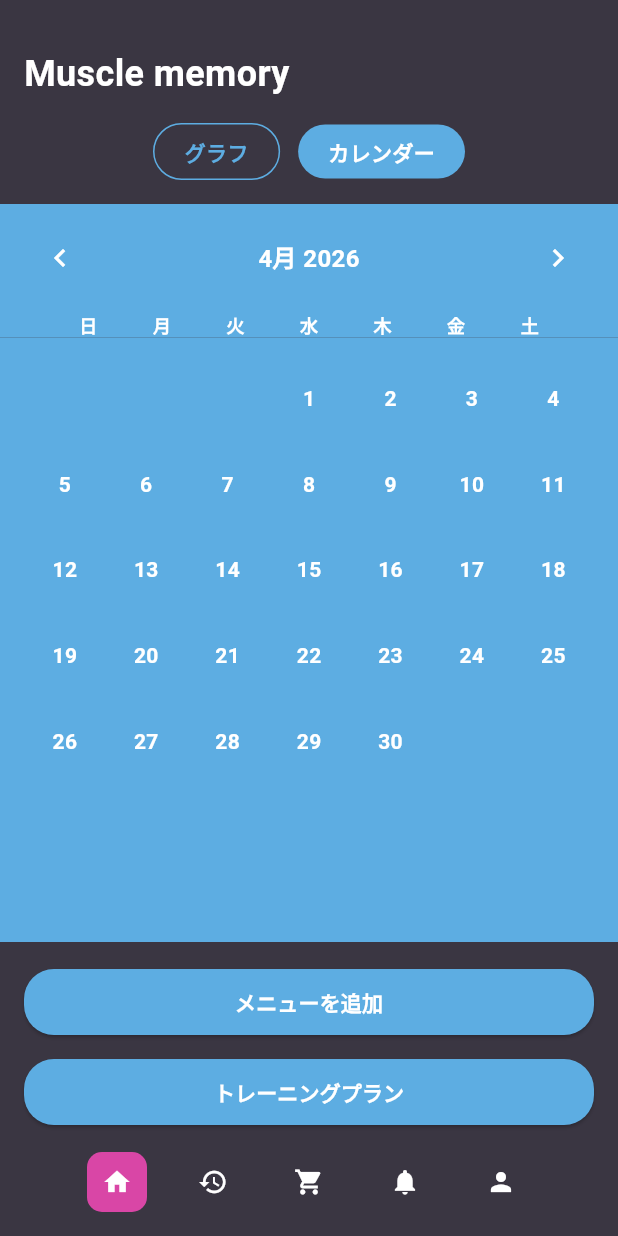
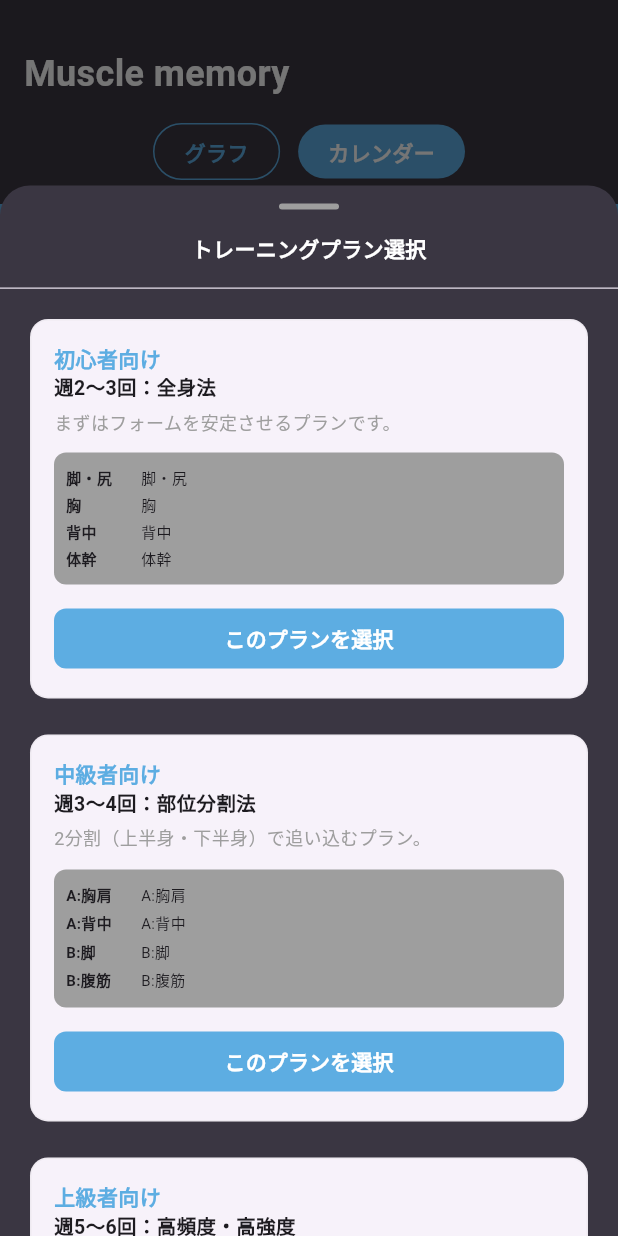
Before and after one commit to okinawan04/MuscleRecipe, a Flutter app: the screen it shows after launch, after a tap on the "chevron left" icon, after a tap on "トレーニングプラン", on a phone screen of 412 x 824 dp. Run offline on Flutter 3.47's test engine with Material 3 defaults, Android fonts, the phone set to English and light mode, and no system bars; our stand-ins replace fl_chart.

Commit message:
トレーニングプランモーダルの追加と画面遷移の改善

```diff
--- /dev/null
+++ b/MuscleRecipe/lib/widgets/training_plan_modal.dart
@@ -0,0 +1,175 @@
+import 'package:flutter/material.dart';
+import '../constants/app_colors.dart';
+import '../constants/app_text_styles.dart';
+
+class TrainingPlanModal {
+  // モーダルを表示するための静的メソッド
+  static void show(BuildContext context) {
+    showModalBottomSheet(
+      context: context,
+      isScrollControlled: true,
+      backgroundColor: Colors.transparent,
+      builder: (context) => const _TrainingPlanContent(),
+    );
+  }
+}
+
+class _TrainingPlanContent extends StatelessWidget {
+  const _TrainingPlanContent();
+
+  @override
+  Widget build(BuildContext context) {
+    return Container(
+      height: MediaQuery.of(context).size.height * 0.85,
+      decoration: const BoxDecoration(
+        color: AppColors.backgroundColor,
+        borderRadius: BorderRadius.vertical(top: Radius.circular(20)),
+      ),
+      child: Column(
+        children: [
+          // 上部のバー（ドラッグできることを示すインジケーター）
+          const SizedBox(height: 12),
+          Container(
+            width: 40,
+            height: 4,
+            decoration: BoxDecoration(
+              color: Colors.grey,
+              borderRadius: BorderRadius.circular(2),
+            ),
+          ),
+          const Padding(
+            padding: EdgeInsets.symmetric(vertical: 16),
+            child: Text('トレーニングプラン選択', style: AppTextStyles.sectionTitle),
+          ),
+          const Divider(height: 1),
+          Expanded(
+            child: ListView(
+              padding: const EdgeInsets.all(16),
+              children: [
+                _PlanCard(
+                  title: '初心者向け',
+                  subtitle: '週2〜3回：全身法',
+                  description: 'まずはフォームを安定させるプランです。',
+                  details: [
+                    ['脚・尻', 'スクワット', '10〜12回 × 3'],
+                    ['胸', 'プッシュアップ', '10〜12回 × 3'],
+                    ['背中', 'ラットプルダウン', '10〜12回 × 3'],
+                    ['体幹', 'プランク', '30〜60秒 × 3'],
+                  ],
+                ),
+                const SizedBox(height: 16),
+                _PlanCard(
+                  title: '中級者向け',
+                  subtitle: '週3〜4回：部位分割法',
+                  description: '2分割（上半身・下半身）で追い込むプラン。',
+                  details: [
+                    ['A:胸肩', 'ベンチプレス', '8〜10回 × 3'],
+                    ['A:背中', 'ベントオーバーロウ', '8〜10回 × 3'],
+                    ['B:脚', 'バーベルスクワット', '8〜10回 × 3'],
+                    ['B:腹筋', 'レッグレイズ', '15〜20回 × 3'],
+                  ],
+                ),
+                const SizedBox(height: 16),
+                _PlanCard(
+                  title: '上級者向け',
+                  subtitle: '週5〜6回：高頻度・高強度',
+                  description: 'POF法を取り入れ、部位別に極限まで刺激。',
+                  details: [
+                    ['月', '胸：ベンチ + フライ', 'POF法'],
+                    ['火', '背中：デッドリフト', '厚み重視'],
+                    ['水', '肩：レイズ + プレス', '丸み重視'],
+                    ['木', '脚：スクワット', '強度MAX'],
+                  ],
+                ),
+              ],
+            ),
+          ),
+        ],
+      ),
+    );
+  }
+}
+
+class _PlanCard extends StatelessWidget {
+  final String title;
+  final String subtitle;
+  final String description;
+  final List<List<String>> details;
+
+  const _PlanCard({
+    required this.title,
+    required this.subtitle,
+    required this.description,
+    required this.details,
+  });
+
+  @override
+  Widget build(BuildContext context) {
+    return Card(
+      elevation: 0,
+      shape: RoundedRectangleBorder(
+        borderRadius: BorderRadius.circular(12),
+        side: BorderSide(color: AppColors.gridLineColor.withValues(alpha: 0.1)),
+      ),
+      child: Padding(
+        padding: const EdgeInsets.all(16),
+        child: Column(
+          crossAxisAlignment: CrossAxisAlignment.start,
+          children: [
+            Text(title, style: AppTextStyles.sectionTitle.copyWith(color: AppColors.primaryColor)),
+            Text(subtitle, style: const TextStyle(fontWeight: FontWeight.bold, fontSize: 13)),
+            const SizedBox(height: 4),
+            Text(description, style: const TextStyle(fontSize: 12, color: Colors.grey)),
+            const SizedBox(height: 12),
+            // メニュー表
+            Container(
+              padding: const EdgeInsets.all(8),
+              decoration: BoxDecoration(
+                color: Colors.grey,
+                borderRadius: BorderRadius.circular(8),
+              ),
+              child: Column(
+                children: details.map((row) => Padding(
+                  padding: const EdgeInsets.symmetric(vertical: 2),
+                  child: Row(
+                    children: [
+                      SizedBox(
+                        width: 50,
+                        child: Text(row[0], style: const TextStyle(fontSize: 10, fontWeight: FontWeight.bold))
+                        ),
+                      Expanded(
+                        child:
+                        Text(row[0], style: const TextStyle(fontSize: 10))
+                        ),
+                      Text(
+                        row[0],
+                        style: const TextStyle(fontSize: 10, color: Colors.grey)
+                        ),
+                    ],
+                  ),
+                )).toList(),
+              ),
+            ),
+            const SizedBox(height: 12),
+            SizedBox(
+              width: double.infinity,
+              child: ElevatedButton(
+                onPressed: () {
+                  Navigator.pop(context);
+                  // TODO: 選択されたプランを保存する処理
+                },
+                style: ElevatedButton.styleFrom(
+                  backgroundColor: AppColors.primaryColor,
+                  foregroundColor: Colors.white,
+                  elevation: 0,
+                  shape: RoundedRectangleBorder(borderRadius: BorderRadius.circular(8)),
+                ),
+                child: const Text('このプランを選択', style: TextStyle(fontWeight: FontWeight.bold)),
+              ),
+            ),
+          ],
+        ),
+      ),
+    );
+  }
+}
```
Also changed, not shown: MuscleRecipe/lib/home.dart (+7 -4 lines), MuscleRecipe/lib/screens/exercise_selection_screen.dart (+12 -3 lines), MuscleRecipe/lib/screens/menu_creation_screen.dart (+9 -1 lines), MuscleRecipe/lib/screens/menu_list_screen.dart (+58 -101 lines).
